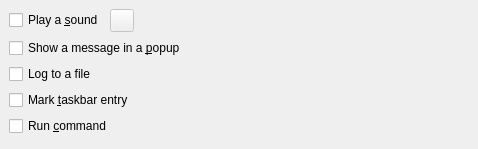
This is knotify/config/knotifyconfigactionswidgetbase.ui in KDE/kdelibs as Qt 5 draws it before an edit. The edited form follows.
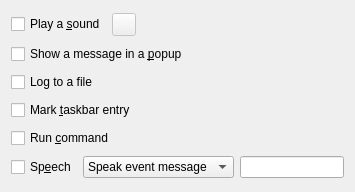
This is the edited form. Custom widgets are drawn as their Qt base class.

Commit message: Add support for kttsd in the knotify config widget

The edit to the form file:
```diff
--- a/knotify/config/knotifyconfigactionswidgetbase.ui
+++ b/knotify/config/knotifyconfigactionswidgetbase.ui
@@ -5,26 +5,11 @@
    <rect>
     <x>0</x>
     <y>0</y>
-    <width>478</width>
-    <height>149</height>
+    <width>355</width>
+    <height>192</height>
    </rect>
   </property>
   <layout class="QVBoxLayout" >
-   <property name="spacing" >
-    <number>6</number>
-   </property>
-   <property name="leftMargin" >
-    <number>9</number>
-   </property>
-   <property name="topMargin" >
-    <number>9</number>
-   </property>
-   <property name="rightMargin" >
-    <number>9</number>
-   </property>
-   <property name="bottomMargin" >
-    <number>9</number>
-   </property>
    <item>
     <layout class="QHBoxLayout" >
      <property name="spacing" >
@@ -175,7 +160,53 @@
         </sizepolicy>
        </property>
        <property name="toolTip" >
-        <string>Select the sound to play</string>
+        <string>Select the command to run</string>
+       </property>
+      </widget>
+     </item>
+    </layout>
+   </item>
+   <item>
+    <layout class="QHBoxLayout" >
+     <item>
+      <widget class="QCheckBox" name="KTTS_check" >
+       <property name="text" >
+        <string>Sp&amp;eech</string>
+       </property>
+      </widget>
+     </item>
+     <item>
+      <widget class="QComboBox" name="KTTS_combo" >
+       <property name="sizePolicy" >
+        <sizepolicy vsizetype="Preferred" hsizetype="Preferred" >
+         <horstretch>0</horstretch>
+         <verstretch>0</verstretch>
+        </sizepolicy>
+       </property>
+       <property name="whatsThis" >
+        <string>&lt;qt>Specifies how KTTS should speak the event when received.  If you select "Speak custom text", enter the text in the box.  You may use the following substitution strings in the text:&lt;dl>&lt;dt>%e&lt;/dt>&lt;dd>Name of the event&lt;/dd>&lt;dt>%a&lt;/dt>&lt;dd>Application that sent the event&lt;/dd>&lt;dt>%m&lt;/dt>&lt;dd>The message sent by the application&lt;/dd>&lt;/dl>&lt;/qt></string>
+       </property>
+       <item>
+        <property name="text" >
+         <string>Speak event message</string>
+        </property>
+       </item>
+       <item>
+        <property name="text" >
+         <string>Speak event name</string>
+        </property>
+       </item>
+       <item>
+        <property name="text" >
+         <string>Speak custom text</string>
+        </property>
+       </item>
+      </widget>
+     </item>
+     <item>
+      <widget class="QLineEdit" name="KTTS_select" >
+       <property name="whatsThis" >
+        <string>&lt;qt>Specifies how KTTS should speak the event when received.  If you select "Speak custom text", enter the text in the box.  You may use the following substitution strings in the text:&lt;dl>&lt;dt>%e&lt;/dt>&lt;dd>Name of the event&lt;/dd>&lt;dt>%a&lt;/dt>&lt;dd>Application that sent the event&lt;/dd>&lt;dt>%m&lt;/dt>&lt;dd>The message sent by the application&lt;/dd>&lt;/dl>&lt;/qt></string>
        </property>
       </widget>
      </item>
```
Left out of the diff: 28 changed lines with no effect on the pictures. The commit also changes 5 other files.
